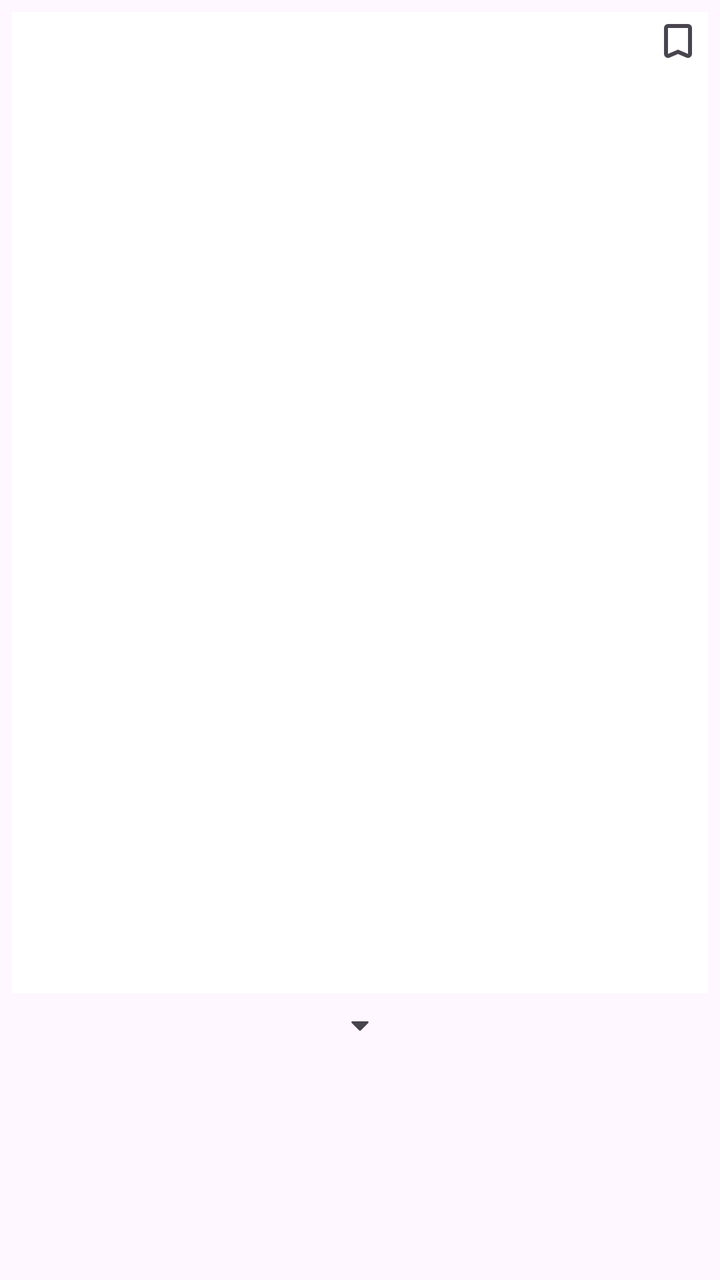
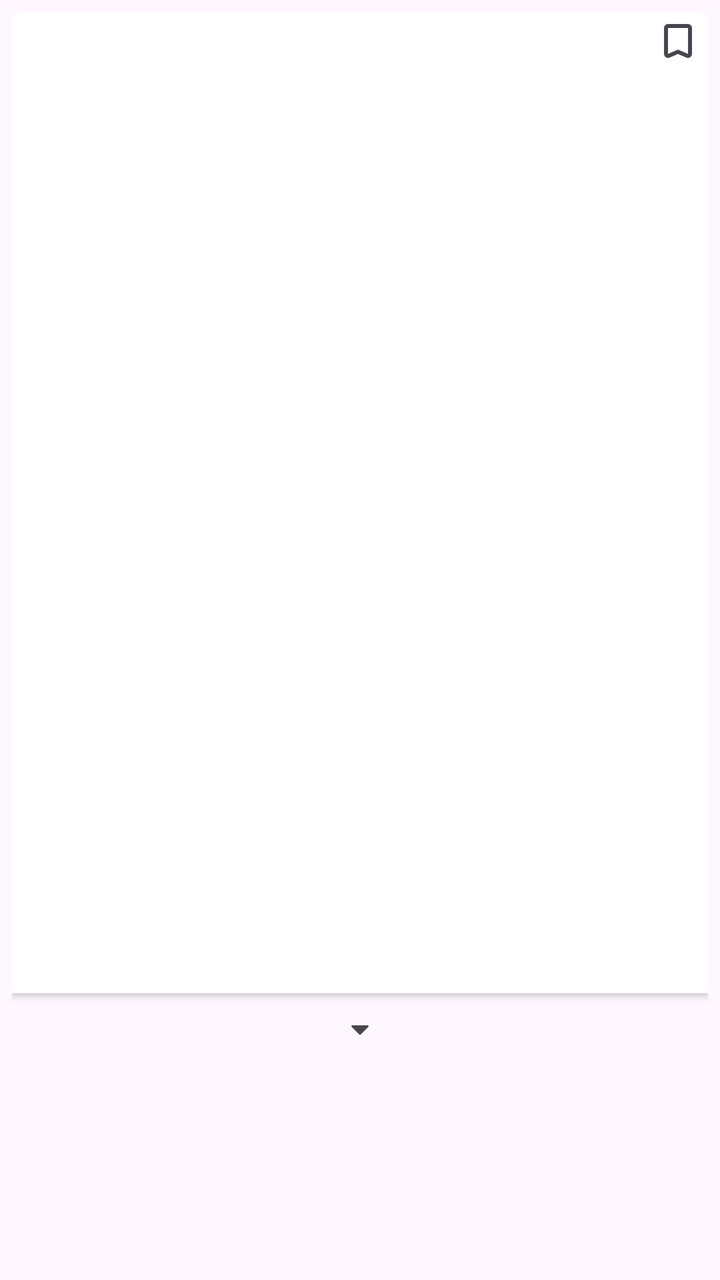

Two renders of the same Android screen: before a commit and after it. Below are the layout's source before the change and the commit's diff.
<!-- AndroidManifest.xml: application theme Theme.OctopusNotes -->
<!-- res/layout/item_page_thumb.xml -->
<?xml version="1.0" encoding="utf-8"?>
<LinearLayout xmlns:android="http://schemas.android.com/apk/res/android"
    xmlns:app="http://schemas.android.com/apk/res-auto"
    android:layout_width="match_parent"
    android:layout_height="wrap_content"
    android:orientation="vertical"
    android:padding="6dp">

    <androidx.constraintlayout.widget.ConstraintLayout
        android:id="@+id/thumbCard"
        android:layout_width="match_parent"
        android:layout_height="wrap_content"
        android:clickable="true"
        android:focusable="true"
        android:background="?attr/selectableItemBackground">

        <ImageView
            android:id="@+id/thumbImage"
            android:layout_width="0dp"
            android:layout_height="0dp"
            android:scaleType="fitCenter"
            android:background="#FFFFFF"
            android:elevation="2dp"
            android:contentDescription="@string/notebook_preview"
            app:layout_constraintDimensionRatio="1:1.41"
            app:layout_constraintStart_toStartOf="parent"
            app:layout_constraintEnd_toEndOf="parent"
            app:layout_constraintTop_toTopOf="parent" />

        <View
            android:id="@+id/thumbBorder"
            android:layout_width="0dp"
            android:layout_height="0dp"
            android:visibility="gone"
            android:elevation="3dp"
            android:background="@drawable/thumb_current_border"
            app:layout_constraintStart_toStartOf="@id/thumbImage"
            app:layout_constraintEnd_toEndOf="@id/thumbImage"
            app:layout_constraintTop_toTopOf="@id/thumbImage"
            app:layout_constraintBottom_toBottomOf="@id/thumbImage" />

        <ImageView
            android:id="@+id/thumbBookmark"
            android:layout_width="30dp"
            android:layout_height="30dp"
            android:padding="3dp"
            android:elevation="4dp"
            android:scaleType="fitCenter"
            android:src="@drawable/ic_bookmark_border"
            android:contentDescription="Bookmark page"
            app:layout_constraintEnd_toEndOf="@id/thumbImage"
            app:layout_constraintTop_toTopOf="@id/thumbImage" />

        <View
            android:id="@+id/thumbSelectOverlay"
            android:layout_width="0dp"
            android:layout_height="0dp"
            android:visibility="gone"
            android:elevation="3dp"
            android:background="#552196F3"
            app:layout_constraintStart_toStartOf="@id/thumbImage"
            app:layout_constraintEnd_toEndOf="@id/thumbImage"
            app:layout_constraintTop_toTopOf="@id/thumbImage"
            app:layout_constraintBottom_toBottomOf="@id/thumbImage" />

        <ImageView
            android:id="@+id/thumbSelectCheck"
            android:layout_width="26dp"
            android:layout_height="26dp"
            android:visibility="gone"
            android:elevation="5dp"
            android:src="@drawable/ic_check_circle"
            android:contentDescription="Selected"
            app:tint="#2196F3"
            app:layout_constraintStart_toStartOf="@id/thumbImage"
            app:layout_constraintTop_toTopOf="@id/thumbImage"
            android:layout_margin="4dp" />
    </androidx.constraintlayout.widget.ConstraintLayout>

    <LinearLayout
        android:layout_width="match_parent"
        android:layout_height="wrap_content"
        android:orientation="horizontal"
        android:gravity="center"
        android:paddingVertical="2dp">

        <TextView
            android:id="@+id/thumbLabel"
            android:layout_width="wrap_content"
            android:layout_height="wrap_content"
            android:textColor="?attr/colorOnSurfaceVariant"
            android:textSize="13sp" />

        <ImageButton
            android:id="@+id/thumbMenu"
            android:layout_width="28dp"
            android:layout_height="28dp"
            android:padding="2dp"
            android:scaleType="centerInside"
            android:src="@drawable/ic_arrow_drop_down"
            android:contentDescription="Page options"
            android:tint="?attr/colorOnSurfaceVariant"
            android:background="?attr/selectableItemBackgroundBorderless" />
    </LinearLayout>

</LinearLayout>
<!-- resources referenced by this layout -->
<resources>
  <!-- drawable ic_arrow_drop_down (drawable) -->
  <vector xmlns:android="http://schemas.android.com/apk/res/android"
      android:width="24dp"
      android:height="24dp"
      android:viewportWidth="960"
      android:viewportHeight="960"
      android:tint="?attr/colorControlNormal">
    <path
        android:fillColor="@android:color/white"
        android:pathData="M459,579L314,434Q311,431 309.5,427.5Q308,424 308,420Q308,412 313.5,406Q319,400 328,400L632,400Q641,400 646.5,406Q652,412 652,420Q652,422 646,434L501,579Q496,584 491,586Q486,588 480,588Q474,588 469,586Q464,584 459,579Z"/>
  </vector>
  <!-- drawable ic_bookmark_border (drawable) -->
  <vector xmlns:android="http://schemas.android.com/apk/res/android"
      android:width="24dp"
      android:height="24dp"
      android:viewportWidth="960"
      android:viewportHeight="960"
      android:tint="?attr/colorControlNormal">
    <path
        android:fillColor="@android:color/white"
        android:pathData="M480,720L312,792Q272,809 236,785.5Q200,762 200,719L200,200Q200,167 223.5,143.5Q247,120 280,120L680,120Q713,120 736.5,143.5Q760,167 760,200L760,719Q760,762 724,785.5Q688,809 648,792L480,720ZM480,632L680,718Q680,718 680,718Q680,718 680,718L680,200Q680,200 680,200Q680,200 680,200L280,200Q280,200 280,200Q280,200 280,200L280,718Q280,718 280,718Q280,718 280,718L480,632ZM480,200L280,200Q280,200 280,200Q280,200 280,200L280,200Q280,200 280,200Q280,200 280,200L680,200Q680,200 680,200Q680,200 680,200L680,200Q680,200 680,200Q680,200 680,200L480,200Z"/>
  </vector>
  <!-- drawable ic_check_circle (drawable) -->
  <vector xmlns:android="http://schemas.android.com/apk/res/android"
      android:width="24dp"
      android:height="24dp"
      android:viewportWidth="960"
      android:viewportHeight="960"
      android:tint="?attr/colorControlNormal">
    <path
        android:fillColor="@android:color/white"
        android:pathData="M424,552L338,466Q327,455 310,455Q293,455 282,466Q271,477 271,494Q271,511 282,522L396,636Q408,648 424,648Q440,648 452,636L678,410Q689,399 689,382Q689,365 678,354Q667,343 650,343Q633,343 622,354L424,552ZM480,880Q397,880 324,848.5Q251,817 197,763Q143,709 111.5,636Q80,563 80,480Q80,397 111.5,324Q143,251 197,197Q251,143 324,111.5Q397,80 480,80Q563,80 636,111.5Q709,143 763,197Q817,251 848.5,324Q880,397 880,480Q880,563 848.5,636Q817,709 763,763Q709,817 636,848.5Q563,880 480,880Z"/>
  </vector>
  <!-- drawable thumb_current_border (drawable) -->
  <?xml version="1.0" encoding="utf-8"?>
  <shape xmlns:android="http://schemas.android.com/apk/res/android"
      android:shape="rectangle">
      <solid android:color="@android:color/transparent" />
      <stroke android:width="3dp" android:color="?attr/colorPrimary" />
      <corners android:radius="4dp" />
  </shape>
  <string name="notebook_preview">Notebook preview</string>
  <style name="Theme.OctopusNotes" parent="Base.Theme.OctopusNotes" />
  <style name="Base.Theme.OctopusNotes" parent="Theme.Material3.DayNight.NoActionBar">
          <item name="android:statusBarColor">@android:color/transparent</item>
          <item name="android:windowLightStatusBar" tools:targetApi="m">true</item>
      </style>
</resources>

<!-- the commit's change to res/layout/item_page_thumb.xml (unified diff, before → after) -->
@@ -5,7 +5,6 @@
     android:layout_height="wrap_content"
     android:orientation="vertical"
     android:padding="6dp">
-
     <androidx.constraintlayout.widget.ConstraintLayout
         android:id="@+id/thumbCard"
         android:layout_width="match_parent"
@@ -13,7 +12,6 @@
         android:clickable="true"
         android:focusable="true"
         android:background="?attr/selectableItemBackground">
-
         <ImageView
             android:id="@+id/thumbImage"
             android:layout_width="0dp"
@@ -26,18 +24,6 @@
             app:layout_constraintStart_toStartOf="parent"
             app:layout_constraintEnd_toEndOf="parent"
             app:layout_constraintTop_toTopOf="parent" />
-
-        <View
-            android:id="@+id/thumbBorder"
-            android:layout_width="0dp"
-            android:layout_height="0dp"
-            android:visibility="gone"
-            android:elevation="3dp"
-            android:background="@drawable/thumb_current_border"
-            app:layout_constraintStart_toStartOf="@id/thumbImage"
-            app:layout_constraintEnd_toEndOf="@id/thumbImage"
-            app:layout_constraintTop_toTopOf="@id/thumbImage"
-            app:layout_constraintBottom_toBottomOf="@id/thumbImage" />
 
         <ImageView
             android:id="@+id/thumbBookmark"
@@ -75,32 +61,48 @@
             app:layout_constraintStart_toStartOf="@id/thumbImage"
             app:layout_constraintTop_toTopOf="@id/thumbImage"
             android:layout_margin="4dp" />
+
+        <LinearLayout
+            android:layout_width="0dp"
+            android:layout_height="wrap_content"
+            android:orientation="horizontal"
+            android:gravity="center"
+            android:paddingTop="4dp"
+            android:paddingBottom="6dp"
+            app:layout_constraintStart_toStartOf="parent"
+            app:layout_constraintEnd_toEndOf="parent"
+            app:layout_constraintTop_toBottomOf="@id/thumbImage">
+            <TextView
+                android:id="@+id/thumbLabel"
+                android:layout_width="wrap_content"
+                android:layout_height="wrap_content"
+                android:textColor="?attr/colorOnSurfaceVariant"
+                android:textSize="13sp" />
+
+            <ImageButton
+                android:id="@+id/thumbMenu"
+                android:layout_width="28dp"
+                android:layout_height="28dp"
+                android:elevation="4dp"
+                android:padding="2dp"
+                android:scaleType="centerInside"
+                android:src="@drawable/ic_arrow_drop_down"
+                android:contentDescription="Page options"
+                android:tint="?attr/colorOnSurfaceVariant"
+                android:background="?attr/selectableItemBackgroundBorderless" />
+        </LinearLayout>
+
+        <View
+            android:id="@+id/thumbBorder"
+            android:layout_width="0dp"
+            android:layout_height="0dp"
+            android:visibility="gone"
+            android:elevation="3dp"
+            android:background="@drawable/thumb_current_border"
+            app:layout_constraintStart_toStartOf="parent"
+            app:layout_constraintEnd_toEndOf="parent"
+            app:layout_constraintTop_toTopOf="parent"
+            app:layout_constraintBottom_toBottomOf="parent" />
     </androidx.constraintlayout.widget.ConstraintLayout>
 
-    <LinearLayout
-        android:layout_width="match_parent"
-        android:layout_height="wrap_content"
-        android:orientation="horizontal"
-        android:gravity="center"
-        android:paddingVertical="2dp">
-
-        <TextView
-            android:id="@+id/thumbLabel"
-            android:layout_width="wrap_content"
-            android:layout_height="wrap_content"
-            android:textColor="?attr/colorOnSurfaceVariant"
-            android:textSize="13sp" />
-
-        <ImageButton
-            android:id="@+id/thumbMenu"
-            android:layout_width="28dp"
-            android:layout_height="28dp"
-            android:padding="2dp"
-            android:scaleType="centerInside"
-            android:src="@drawable/ic_arrow_drop_down"
-            android:contentDescription="Page options"
-            android:tint="?attr/colorOnSurfaceVariant"
-            android:background="?attr/selectableItemBackgroundBorderless" />
-    </LinearLayout>
-
 </LinearLayout>
<!-- resource entries referenced after the edit -->
@@ -38,13 +38,15 @@
   <shape xmlns:android="http://schemas.android.com/apk/res/android"
       android:shape="rectangle">
       <solid android:color="@android:color/transparent" />
-      <stroke android:width="3dp" android:color="?attr/colorPrimary" />
+      <stroke android:width="5dp" android:color="?attr/colorPrimary" />
       <corners android:radius="4dp" />
   </shape>
   <string name="notebook_preview">Notebook preview</string>
   <style name="Theme.OctopusNotes" parent="Base.Theme.OctopusNotes" />
   <style name="Base.Theme.OctopusNotes" parent="Theme.Material3.DayNight.NoActionBar">
+  
           <item name="android:statusBarColor">@android:color/transparent</item>
+  
           <item name="android:windowLightStatusBar" tools:targetApi="m">true</item>
       </style>
 </resources>
